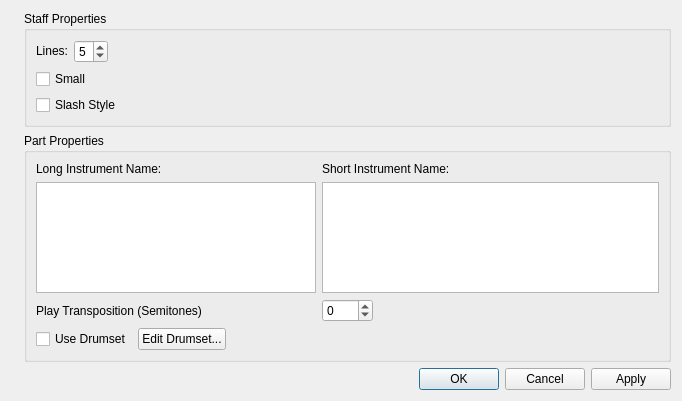
This is mscore/mscore/editstaff.ui in musescore/musescore-old as Qt 5 draws it before an edit. The edited form follows.
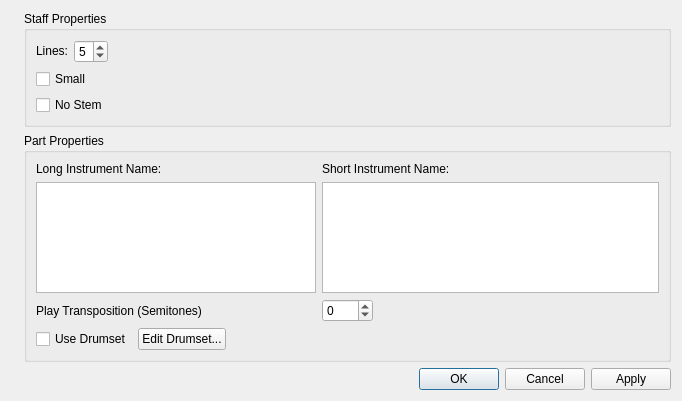
This is the edited form. Icons and pictures are not drawn.

Commit message: - restore bass clef and octave transpositions for piccolo, bass flute, contrabasson, contrabass(es), and all bass guitars - fix MIDI number for bass guitar and add acoustic bass - renamed "slashStyle" as "no stem" in staff properties (UI only)

Diff of the .ui file:
```diff
--- a/mscore/mscore/editstaff.ui
+++ b/mscore/mscore/editstaff.ui
@@ -108,9 +108,9 @@
            </widget>
           </item>
           <item>
-           <widget class="QCheckBox" name="slashStyle" >
-            <property name="text" >
-             <string>Slash Style</string>
+           <widget class="QCheckBox" name="slashStyle">
+            <property name="text">
+             <string>No Stem</string>
             </property>
            </widget>
           </item>
```
Left out of the diff: 169 changed lines with no effect on the pictures. The commit also changes 8 other files.
